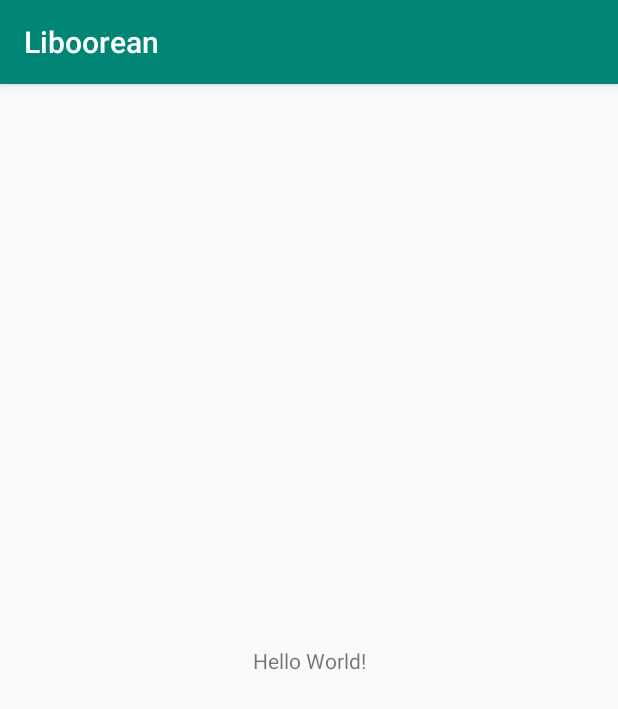
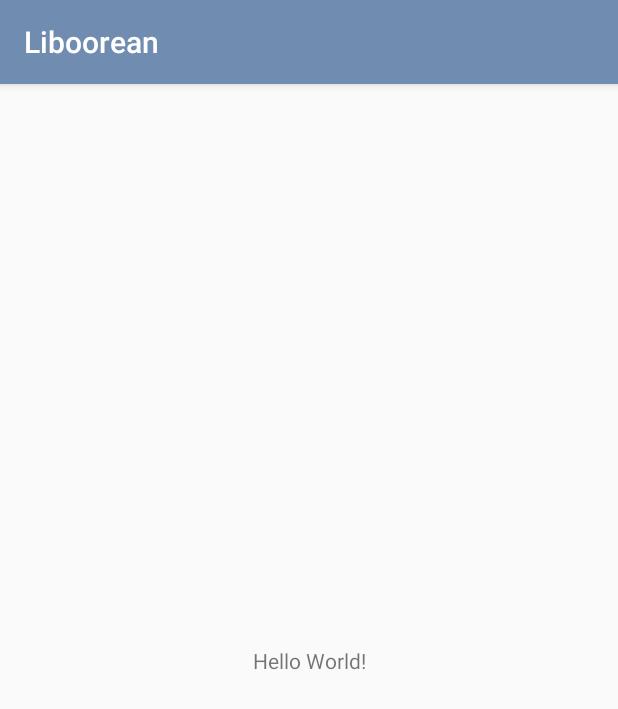
Before and after one commit to ganiaaldi/Liboorean, an Android app: the screen it shows after launch (MainActivity), on a phone screen of 412 x 824 dp. Shown: the top 709 px of the screen. Run offline under Robolectric (Android 15) with nearby library versions, the phone set to English and light mode, and no system bars.

Commit message:
Add color and styles

```diff
--- a/app/src/main/res/values/colors.xml
+++ b/app/src/main/res/values/colors.xml
@@ -1,6 +1,8 @@
 <?xml version="1.0" encoding="utf-8"?>
 <resources>
-    <color name="colorPrimary">#008577</color>
-    <color name="colorPrimaryDark">#00574B</color>
-    <color name="colorAccent">#D81B60</color>
+    <color name="colorPrimary">#708CB1</color>
+    <color name="colorPrimaryDark">#4E6588</color>
+    <color name="colorAccent">#79CECB</color>
+    <color name="white">#FFFFFF</color>
+    <color name="colorDark">#434B5C</color>
 </resources>
```
Also changed, not shown: app/src/main/res/values/styles.xml (+28 -0 lines).
